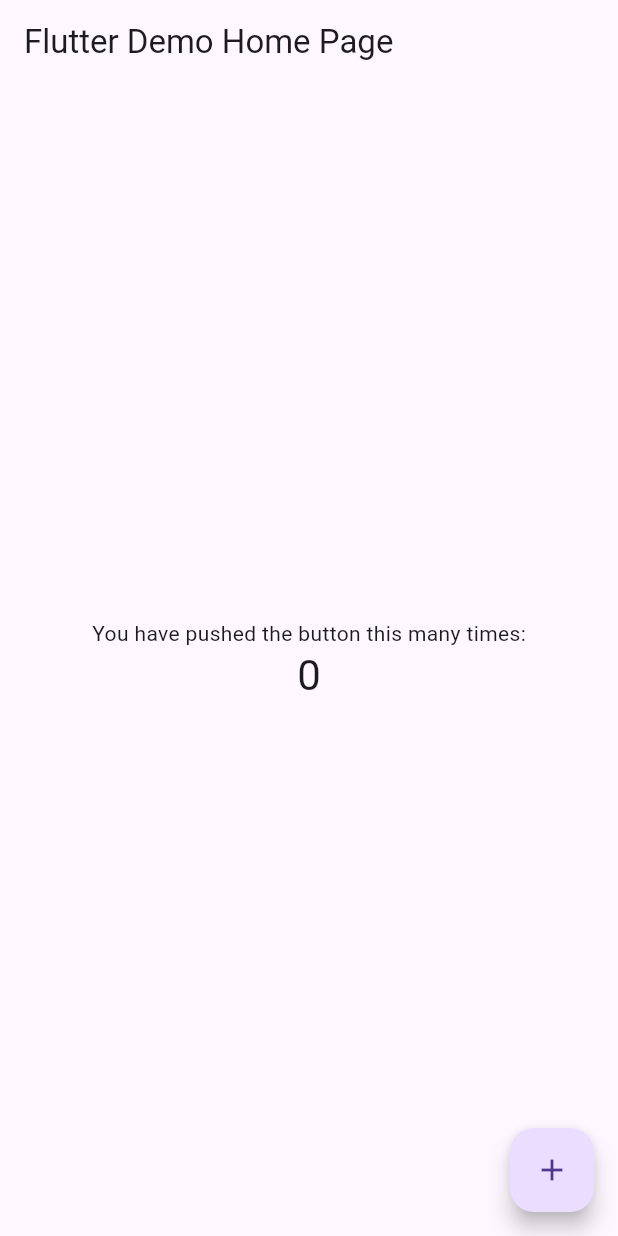
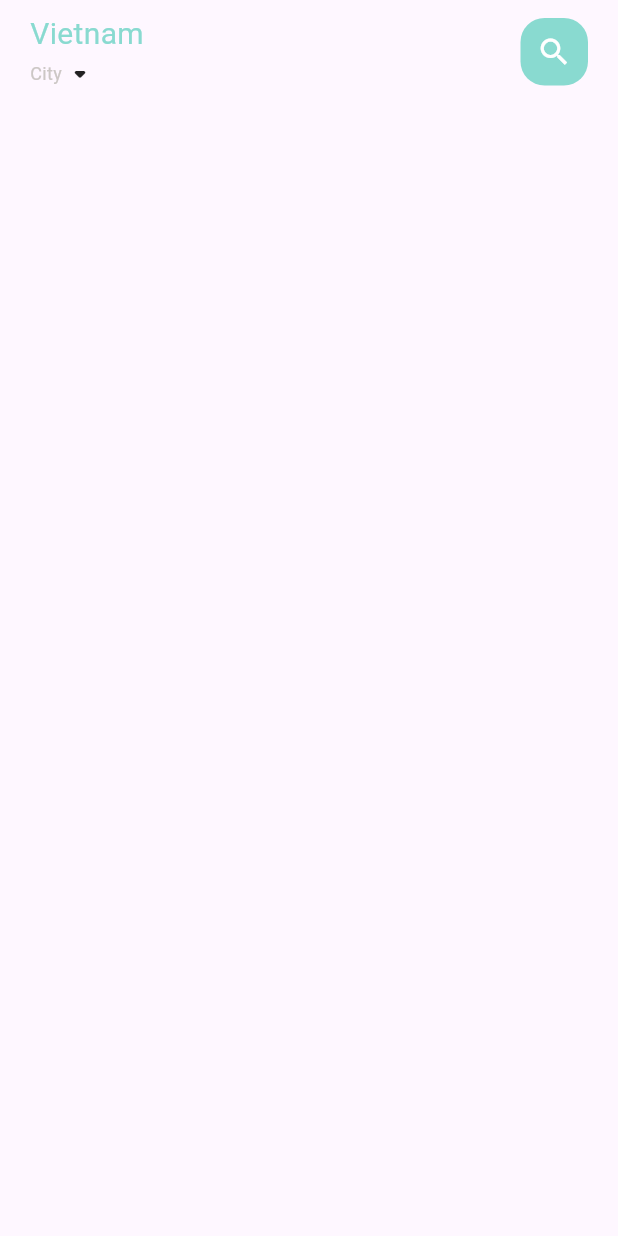
Before and after one commit to wizard-os25/flutter-ecommerce-app-food-delivery, a Flutter app: the screen it shows after launch, on a phone screen of 412 x 824 dp. Run offline on Flutter 3.47's test engine with Material 3 defaults, Android fonts, the phone set to English and light mode, and no system bars.

Commit message:
feat: create home page structure & food page additional text extension

```diff
--- /dev/null
+++ b/lib/home/food_page_body.dart
@@ -0,0 +1,15 @@
+import 'package:flutter/material.dart';
+
+class FoodPageBody extends StatefulWidget {
+  const FoodPageBody({super.key});
+
+  @override
+  State<FoodPageBody> createState() => _FoodPageBodyState();
+}
+
+class _FoodPageBodyState extends State<FoodPageBody> {
+  @override
+  Widget build(BuildContext context) {
+    return const Placeholder();
+  }
+}
--- /dev/null
+++ b/lib/home/main_food_page.dart
@@ -0,0 +1,61 @@
+import 'package:flutter/material.dart';
+import 'package:food_delivery/utils/colors.dart';
+import 'package:food_delivery/widgets/big_text.dart';
+import 'package:food_delivery/widgets/small_text.dart';
+
+class MainFoodPage extends StatefulWidget {
+  const MainFoodPage({super.key});
+
+  @override
+  State<MainFoodPage> createState() => MainFoodPageState();
+}
+
+class MainFoodPageState extends State<MainFoodPage> {
+  @override
+  Widget build(BuildContext context) {
+    return Scaffold(
+      body: SafeArea(
+        child: Padding(
+          padding: const EdgeInsets.only(top: 8), // tổng khoảng cách top ≈ 100
+          child: Column(
+            children: [
+              Container(
+                margin: const EdgeInsets.only(bottom: 16),
+                padding: const EdgeInsets.symmetric(horizontal: 20),
+                child: Row(
+                  mainAxisAlignment: MainAxisAlignment.spaceBetween,
+                  children: [
+                    Column(
+                      crossAxisAlignment: CrossAxisAlignment.start,
+                      children: [
+                        BigText(
+                          text: "Vietnam",
+                          color: AppColors.mainColor,
+                        ),
+                        Row(
+                          children: const [
+                            SmallText(text: "City"),
+                            Icon(Icons.arrow_drop_down_rounded),
+                          ],
+                        ),
+                      ],
+                    ),
+                    Container(
+                      width: 45,
+                      height: 45,
+                      decoration: BoxDecoration(
+                        borderRadius: BorderRadius.circular(16),
+                        color: AppColors.mainColor,
+                      ),
+                      child: const Icon(Icons.search, color: Colors.white),
+                    ),
+                  ],
+                ),
+              ),
+            ],
+          ),
+        ),
+      ),
+    );
+  }
+}
--- a/lib/main.dart
+++ b/lib/main.dart
@@ -1,4 +1,5 @@
 import 'package:flutter/material.dart';
+import 'home/main_food_page.dart';
 
 void main() {
   runApp(const MyApp());
@@ -11,6 +12,7 @@ class MyApp extends StatelessWidget {
   @override
   Widget build(BuildContext context) {
     return MaterialApp(
+      debugShowCheckedModeBanner: false,
       title: 'Flutter Demo',
       theme: ThemeData(
         // This is the theme of your application.
@@ -24,92 +26,7 @@ class MyApp extends StatelessWidget {
         // is not restarted.
         primarySwatch: Colors.blue,
       ),
-      home: const MyHomePage(title: 'Flutter Demo Home Page'),
+      home: MainFoodPage(),
     );
   }
 }
-
-class MyHomePage extends StatefulWidget {
-  const MyHomePage({Key? key, required this.title}) : super(key: key);
-
-  // This widget is the home page of your application. It is stateful, meaning
-  // that it has a State object (defined below) that contains fields that affect
-  // how it looks.
-
-  // This class is the configuration for the state. It holds the values (in this
-  // case the title) provided by the parent (in this case the App widget) and
-  // used by the build method of the State. Fields in a Widget subclass are
-  // always marked "final".
-
-  final String title;
-
-  @override
-  State<MyHomePage> createState() => _MyHomePageState();
-}
-
-class _MyHomePageState extends State<MyHomePage> {
-  int _counter = 0;
-
-  void _incrementCounter() {
-    setState(() {
-      // This call to setState tells the Flutter framework that something has
-      // changed in this State, which causes it to rerun the build method below
-      // so that the display can reflect the updated values. If we changed
-      // _counter without calling setState(), then the build method would not be
-      // called again, and so nothing would appear to happen.
-      _counter++;
-    });
-  }
-
-  @override
-  Widget build(BuildContext context) {
-    // This method is rerun every time setState is called, for instance as done
-    // by the _incrementCounter method above.
-    //
-    // The Flutter framework has been optimized to make rerunning build methods
-    // fast, so that you can just rebuild anything that needs updating rather
-    // than having to individually change instances of widgets.
-    return Scaffold(
-      appBar: AppBar(
-        // Here we take the value from the MyHomePage object that was created by
-        // the App.build method, and use it to set our appbar title.
-        title: Text(widget.title),
-      ),
-      body: Center(
-        // Center is a layout widget. It takes a single child and positions it
-        // in the middle of the parent.
-        child: Column(
-          // Column is also a layout widget. It takes a list of children and
-          // arranges them vertically. By default, it sizes itself to fit its
-          // children horizontally, and tries to be as tall as its parent.
-          //
-          // Invoke "debug painting" (press "p" in the console, choose the
-          // "Toggle Debug Paint" action from the Flutter Inspector in Android
-          // Studio, or the "Toggle Debug Paint" command in Visual Studio Code)
-          // to see the wireframe for each widget.
-          //
-          // Column has various properties to control how it sizes itself and
-          // how it positions its children. Here we use mainAxisAlignment to
-          // center the children vertically; the main axis here is the vertical
-          // axis because Columns are vertical (the cross axis would be
-          // horizontal).
-          mainAxisAlignment: MainAxisAlignment.center,
-          children: <Widget>[
-            const Text(
-              'You have pushed the button this many times:',
-            ),
-            Text(
-              '$_counter',
-              style: Theme.of(context).textTheme.headlineMedium,
-            ),
-          ],
-        ),
-      ),
-      floatingActionButton: FloatingActionButton(
-        onPressed: _incrementCounter,
-        tooltip: 'Increment',
-        child: const Icon(Icons.add),
-      ), // This trailing comma makes auto-formatting nicer for build methods.
-    );
-  }
-}
--- /dev/null
+++ b/lib/widgets/big_text.dart
@@ -0,0 +1,32 @@
+import 'package:flutter/material.dart';
+import 'package:flutter/cupertino.dart';
+
+class BigText extends StatelessWidget {
+  final Color? color;
+  final String text;
+  final double size;
+  final TextOverflow overflow;
+
+  const BigText({
+    super.key,
+    this.color = const Color(0xFF332d2b),
+    required this.text,
+    this.size = 20,
+    this.overflow = TextOverflow.ellipsis,
+  });
+
+  @override
+  Widget build(BuildContext context) {
+    return Text(
+      text,
+      maxLines: 1,
+      overflow: overflow,
+      style: TextStyle(
+        fontSize: size,
+        color: color,
+        fontWeight: FontWeight.w400,
+        fontFamily: 'Roboto',
+      ),
+    );
+  }
+}
--- /dev/null
+++ b/lib/widgets/small_text.dart
@@ -0,0 +1,30 @@
+import 'package:flutter/material.dart';
+import 'package:flutter/cupertino.dart';
+
+class SmallText extends StatelessWidget {
+  final Color? color;
+  final String text;
+  final double size;
+  final double height;
+
+  const SmallText({
+    super.key,
+    this.color = const Color(0xFFccc7c5),
+    required this.text,
+    this.size = 12,
+    this.height = 1.2,
+  });
+
+  @override
+  Widget build(BuildContext context) {
+    return Text(
+      text,
+      style: TextStyle(
+        fontSize: size,
+        color: color,
+        fontFamily: 'Roboto',
+        height: height,
+      ),
+    );
+  }
+}
```
Also changed, not shown: 6 other files.
